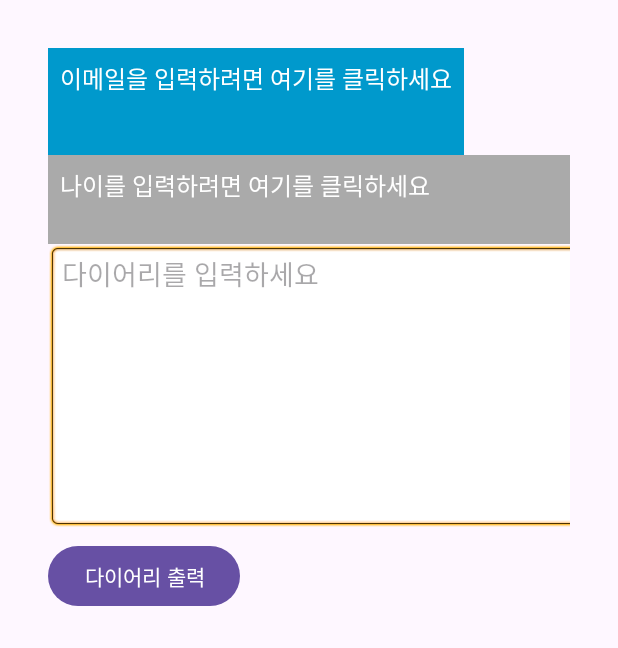
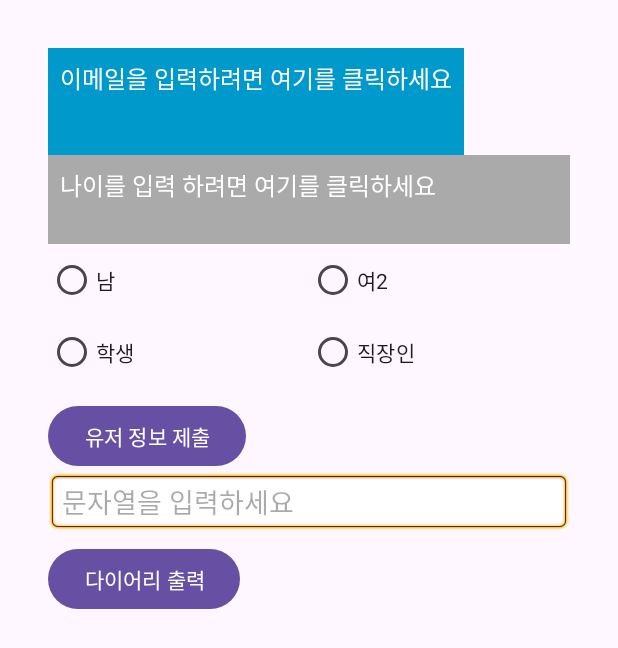
Before and after one commit to CMC-16th-TeamU/MZ_Gen-s_Regret_Android, an Android app: the screen it shows after launch (LoginActivity), on a phone screen of 412 x 824 dp. Shown: the top 648 px of the screen. Run offline under Robolectric (Android 15) with nearby library versions, the phone set to English and light mode, and no system bars; our stand-ins replace navigation-ui.

Commit message:
feat/udate the user info button

```diff
--- a/app/src/main/res/layout/activity_login.xml
+++ b/app/src/main/res/layout/activity_login.xml
@@ -16,10 +16,6 @@
         tools:layout_editor_absoluteX="0dp"
         tools:layout_editor_absoluteY="0dp">
 
-        <!-- 디이어리 입력 EditText -->
-
-        <!-- 로그 출력 버튼 -->
-
         <LinearLayout
             android:layout_width="match_parent"
             android:layout_height="match_parent"
@@ -28,7 +24,7 @@
             tools:layout_editor_absoluteX="0dp"
             tools:layout_editor_absoluteY="0dp">
 
-            <!-- 나이 입력을 표시하는 TextView -->
+            <!-- 이메일 입력 TextView -->
             <TextView
                 android:id="@+id/emailTextView"
                 android:layout_width="wrap_content"
@@ -41,6 +37,7 @@
                 android:textColor="@android:color/white"
                 android:textSize="16sp" />
 
+            <!-- 나이 입력을 표시하는 TextView -->
             <TextView
                 android:id="@+id/ageTextView"
                 android:layout_width="390dp"
@@ -49,22 +46,76 @@
                 android:clickable="true"
                 android:focusable="true"
                 android:padding="8dp"
-                android:text="나이를 입력하려면 여기를 클릭하세요"
+                android:text="나이를 입력 하려면 여기를 클릭하세요"
                 android:textColor="@android:color/white"
                 android:textSize="16sp" />
 
-            <!-- 이메일 입력 TextView -->
+            <!-- 성별 입력 EditText -->
+            <RadioGroup
+                android:id="@+id/RadioGroupGender"
+                android:layout_width="match_parent"
+                android:layout_height="wrap_content"
+                android:orientation="horizontal">
 
+                <RadioButton
+                    android:id="@+id/rg_btn1_male"
+                    android:layout_width="0dp"
+                    android:layout_height="wrap_content"
+                    android:layout_weight="1"
+                    android:text="남" />
+
+                <RadioButton
+                    android:id="@+id/rg_btn2_female"
+                    android:layout_width="0dp"
+                    android:layout_height="wrap_content"
+                    android:layout_weight="1"
+                    android:text="여2" />
+
+            </RadioGroup>
+
+            <!-- 유저 상태 직장인/상태 입력 EditText -->
+            <RadioGroup
+                android:id="@+id/radioGroupUserStatus"
+                android:layout_width="match_parent"
+                android:layout_height="wrap_content"
+                android:orientation="horizontal">
+
+                <RadioButton
+                    android:id="@+id/rg_btn1_student"
+                    android:layout_width="0dp"
+                    android:layout_height="wrap_content"
+                    android:layout_weight="1"
+                    android:text="학생" />
+
+                <RadioButton
+                    android:id="@+id/rg_btn2_employee"
+                    android:layout_width="0dp"
+                    android:layout_height="wrap_content"
+                    android:layout_weight="1"
+                    android:text="직장인" />
+
+            </RadioGroup>
+
+            <!-- 사용자 정보 출력 버튼 -->
+            <Button
+                android:id="@+id/userInfo_Button"
+                android:layout_width="wrap_content"
+                android:layout_height="wrap_content"
+                android:layout_marginTop="8dp"
+                android:text="유저 정보 제출" />
+
+            <!-- 사용자 입력 EditText -->
             <EditText
                 android:id="@+id/editText"
-                android:layout_width="411dp"
-                android:layout_height="189dp"
-                android:background="@android:drawable/editbox_background"
+                android:layout_width="match_parent"
+                android:layout_height="wrap_content"
+                android:hint="문자열을 입력하세요"
+                android:inputType="text"
+                android:maxLines="5"
                 android:gravity="top|start"
-                android:hint="다이어리를 입력하세요"
-                android:inputType="text"
-                android:maxLines="15" />
+                android:background="@android:drawable/editbox_background" />
 
+            <!-- 다이어리 로그 출력 버튼 -->
             <Button
                 android:id="@+id/logButton"
                 android:layout_width="wrap_content"
```
Also changed, not shown: app/src/main/java/com/cmc/regret_aos/LoginActivity.kt (+7 -0 lines).
